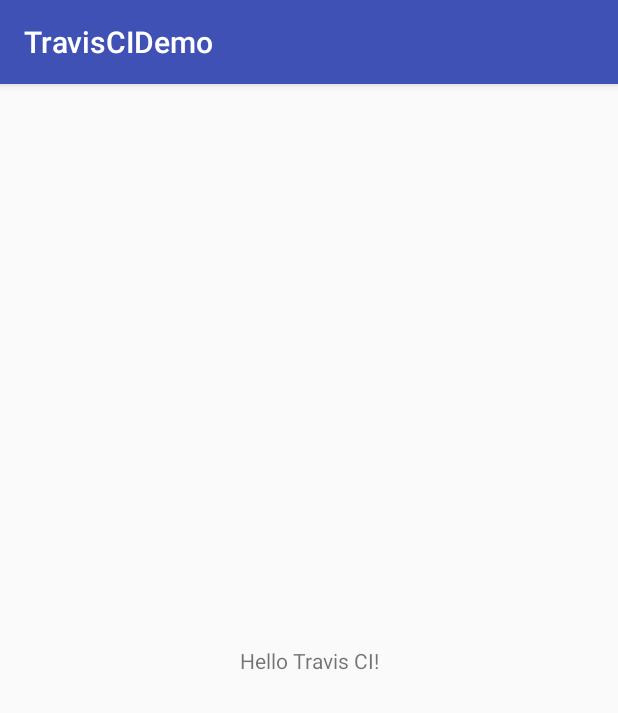
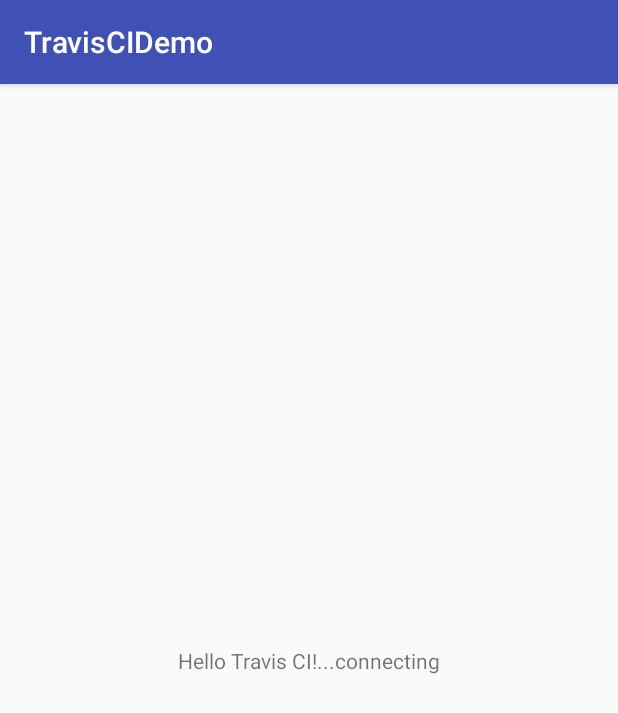
Before and after one commit to shreejadhav10/TravisCIDemo, an Android app: the screen it shows after launch (MainActivity), on a phone screen of 412 x 824 dp. Shown: the top 713 px of the screen. Run offline under Robolectric (Android 15) with nearby library versions, the phone set to English and light mode, and no system bars.

Commit message:
Hello Travis message change

```diff
--- a/app/src/main/res/layout/activity_main.xml
+++ b/app/src/main/res/layout/activity_main.xml
@@ -9,7 +9,7 @@
     <TextView
         android:layout_width="wrap_content"
         android:layout_height="wrap_content"
-        android:text="Hello Travis CI!"
+        android:text="Hello Travis CI!...connecting"
         app:layout_constraintBottom_toBottomOf="parent"
         app:layout_constraintLeft_toLeftOf="parent"
         app:layout_constraintRight_toRightOf="parent"
```
